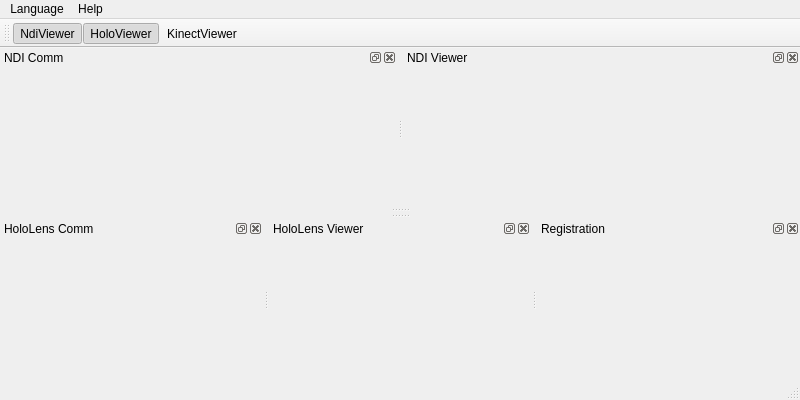
Above: MotionViewer/mainwindow.ui from thinkexist1989/MotionViewer before the change. Below: the same form after it.
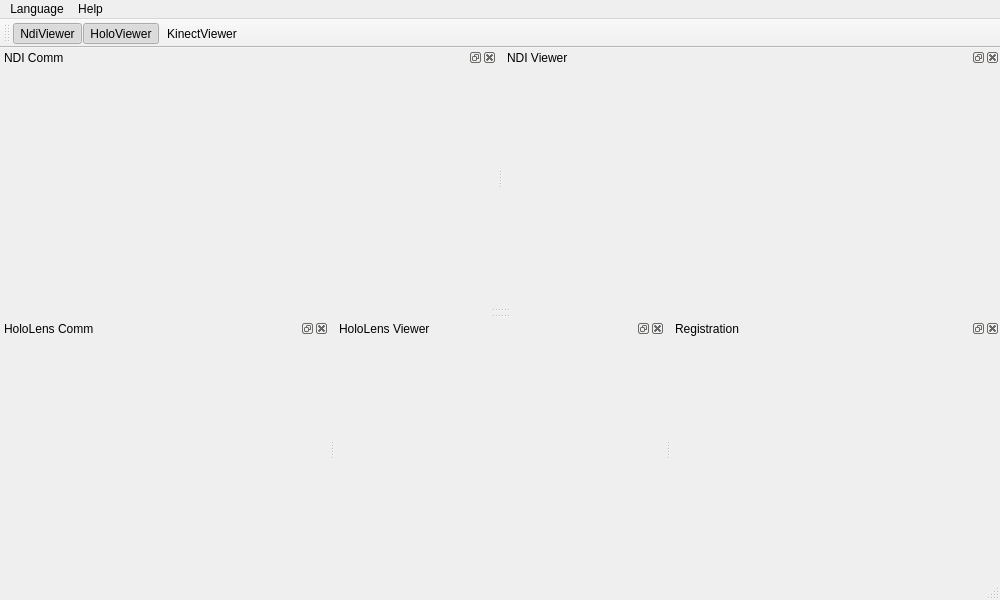
That is the form after the change. Icons and pictures are not drawn.

Patch:
```diff
--- a/MotionViewer/mainwindow.ui
+++ b/MotionViewer/mainwindow.ui
@@ -6,8 +6,8 @@
    <rect>
     <x>0</x>
     <y>0</y>
-    <width>800</width>
-    <height>400</height>
+    <width>1000</width>
+    <height>600</height>
    </rect>
   </property>
   <property name="windowTitle">
@@ -30,7 +30,7 @@
     <rect>
      <x>0</x>
      <y>0</y>
-     <width>800</width>
+     <width>1000</width>
      <height>23</height>
     </rect>
    </property>
```
